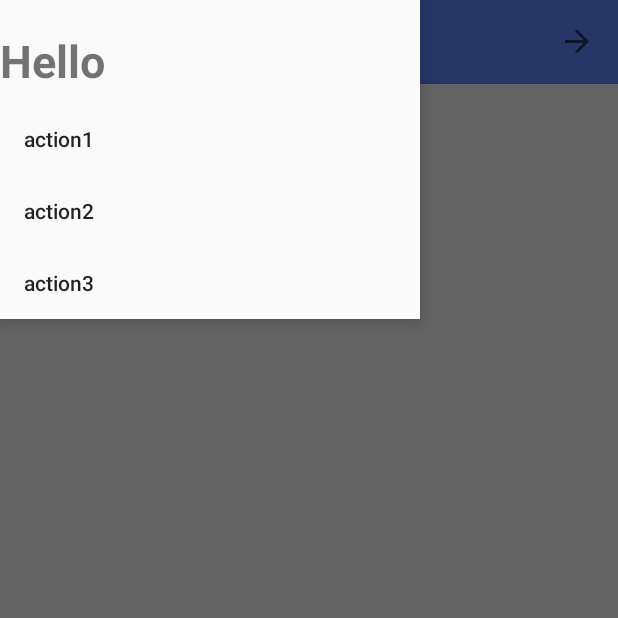
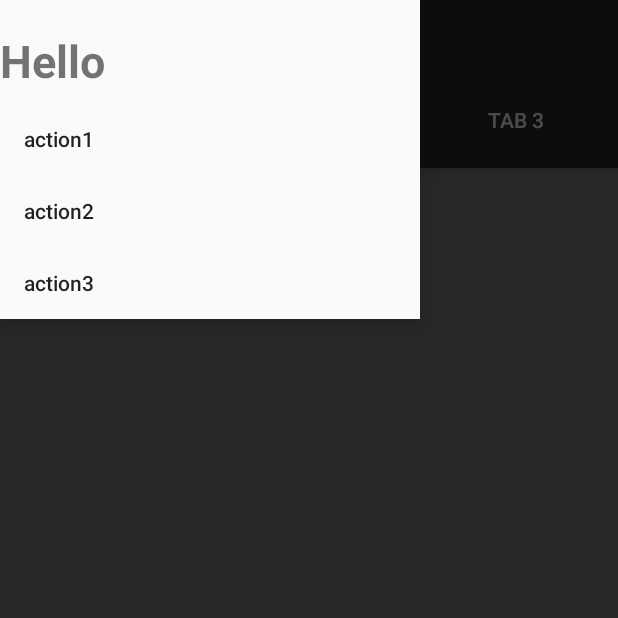
Before and after one commit to iby1812/Final-Project, an Android app: the HomePage screen opened directly, with no data from a screen before it, with the side drawer open, on a phone screen of 412 x 824 dp, the top half of it. Run offline under Robolectric (Android 15) with nearby library versions, the phone set to English and light mode, and no system bars; 1 statement that could not run was skipped.

Commit message:
work on bottom tool bar

```diff
--- a/app/src/main/AndroidManifest.xml
+++ b/app/src/main/AndroidManifest.xml
@@ -12,7 +12,7 @@
         android:theme="@style/AppTheme"
         android:supportsRtl="true">
         <!--welcome page-->
-        <activity android:name=".AppStarts.SplashActivity">
+        <activity android:name=".startingapp.SplashActivity">
             <intent-filter>
                 <action android:name="android.intent.action.MAIN" />
                 <category android:name="android.intent.category.LAUNCHER" />
@@ -21,7 +21,7 @@
         <!--home page-->
         <activity android:name=".HomePage" />
         <!--login page pass you to facebook-->
-        <activity android:name=".AppStarts.LoginActivity" />
+        <activity android:name=".startingapp.LoginActivity" />
 
         <!-- Facebook -->
         <meta-data
--- a/app/src/main/java/com/cinema/cintix/HomePage.java
+++ b/app/src/main/java/com/cinema/cintix/HomePage.java
@@ -1,15 +1,21 @@
 package com.cinema.cintix;
 
 import android.os.Bundle;
+import android.view.Menu;
 import android.view.MenuItem;
 import android.view.View;
 import android.widget.TextView;
+
+import com.cinema.cintix.bottomnavigation.NavigationAdapter;
 import com.google.android.material.navigation.NavigationView;
+import com.google.android.material.tabs.TabLayout;
+
 import androidx.appcompat.app.ActionBarDrawerToggle;
 import androidx.appcompat.app.AppCompatActivity;
 import androidx.appcompat.widget.Toolbar;
 import androidx.core.view.GravityCompat;
 import androidx.drawerlayout.widget.DrawerLayout;
+import androidx.viewpager.widget.ViewPager;
 
 public class HomePage extends AppCompatActivity implements NavigationView.OnNavigationItemSelectedListener {
     TextView user;
@@ -19,28 +25,15 @@ public class HomePage extends AppCompatActivity implements NavigationView.OnNavi
     protected void onCreate(Bundle savedInstanceState) {
         super.onCreate(savedInstanceState);
         setContentView(R.layout.activity_main);
-        Toolbar mToolbar =  findViewById(R.id.toolbar);
-        NavigationView navigationView = findViewById(R.id.navigation);
-        drawerLayout = findViewById(R.id.drawer_layout);
+        settoolbar();
+        setbottomtoolbar();
+    }
 
-        setSupportActionBar(mToolbar);
-        getSupportActionBar().setDisplayHomeAsUpEnabled(true);
-        getSupportActionBar().setDisplayShowTitleEnabled(false);
-
-        navigationView.setNavigationItemSelectedListener(this);
-        ActionBarDrawerToggle drawerToggle = new ActionBarDrawerToggle(
-                this,drawerLayout,mToolbar,R.string.drawer_open,R.string.drawer_close);
-        drawerLayout.addDrawerListener(drawerToggle);
-        drawerToggle.syncState();
-        View header = navigationView.getHeaderView(0);
-        user = (TextView) header.findViewById(R.id.info);
-        user.setText(user.getText()+ " " + getIntent().getExtras().getString("user"));
-    }
 
     @Override
     public boolean onNavigationItemSelected(MenuItem menuItem) {
         closeDrawer();
-        switch(menuItem.getItemId()){
+        switch (menuItem.getItemId()) {
             case R.id.action1:
                 //add new activity
                 break;
@@ -58,14 +51,86 @@ public class HomePage extends AppCompatActivity implements NavigationView.OnNavi
         drawerLayout.closeDrawer(GravityCompat.START);
     }
 
-    private void openDrawer(){
+    private void openDrawer() {
         drawerLayout.openDrawer(GravityCompat.START);
     }
 
     @Override
     public void onBackPressed() {
-        if(drawerLayout.isDrawerOpen(GravityCompat.START)){
+        if (drawerLayout.isDrawerOpen(GravityCompat.START)) {
             closeDrawer();
-        }else super.onBackPressed();
+        } else super.onBackPressed();
+    }
+
+    private void settoolbar() {
+
+        Toolbar mToolbar = findViewById(R.id.toolbar);
+        NavigationView navigationView = findViewById(R.id.navigation);
+        drawerLayout = findViewById(R.id.drawer_layout);
+
+        setSupportActionBar(mToolbar);
+        getSupportActionBar().setDisplayHomeAsUpEnabled(true);
+        getSupportActionBar().setDisplayShowTitleEnabled(false);
+
+        navigationView.setNavigationItemSelectedListener(this);
+        ActionBarDrawerToggle drawerToggle = new ActionBarDrawerToggle(
+                this, drawerLayout, mToolbar, R.string.drawer_open, R.string.drawer_close);
+        drawerLayout.addDrawerListener(drawerToggle);
+        drawerToggle.syncState();
+        View header = navigationView.getHeaderView(0);
+        user = (TextView) header.findViewById(R.id.info);
+        user.setText(user.getText() + " " + getIntent().getExtras().getString("user"));
+    }
+
+    private void setbottomtoolbar() {
+        Toolbar toolbar =  findViewById(R.id.bottom_tool_bar);
+        setSupportActionBar(toolbar);
+
+        TabLayout tabLayout = findViewById(R.id.tab_layout);
+        tabLayout.addTab(tabLayout.newTab().setText("Tab 1"));
+        tabLayout.addTab(tabLayout.newTab().setText("Tab 2"));
+        tabLayout.addTab(tabLayout.newTab().setText("Tab 3"));
+        tabLayout.setTabGravity(TabLayout.GRAVITY_FILL);
+
+        final ViewPager viewPager = findViewById(R.id.pager);
+        final NavigationAdapter adapter = new NavigationAdapter
+                (getSupportFragmentManager(), tabLayout.getTabCount());
+        viewPager.setAdapter(adapter);
+        viewPager.addOnPageChangeListener(new TabLayout.TabLayoutOnPageChangeListener(tabLayout));
+        tabLayout.setOnTabSelectedListener(new TabLayout.OnTabSelectedListener() {
+            @Override
+            public void onTabSelected(TabLayout.Tab tab) {
+                viewPager.setCurrentItem(tab.getPosition());
+            }
+
+            @Override
+            public void onTabUnselected(TabLayout.Tab tab) {
+
+            }
+
+            @Override
+            public void onTabReselected(TabLayout.Tab tab) {
+
+            }
+        });
+
+    }
+
+    @Override
+    public boolean onCreateOptionsMenu(Menu menu) {
+        //getMenuInflater().inflate(R.menu.menu_main, menu);
+        return true;
+    }
+
+    @Override
+    public boolean onOptionsItemSelected(MenuItem item) {
+/*
+        int id = item.getItemId();
+        if (id == R.id.action_settings) {
+            return true;
+        }
+*/
+
+        return super.onOptionsItemSelected(item);
     }
 }
--- /dev/null
+++ b/app/src/main/java/com/cinema/cintix/bottomnavigation/NavigationAdapter.java
@@ -0,0 +1,37 @@
+package com.cinema.cintix.bottomnavigation;
+
+import androidx.fragment.app.Fragment;
+import androidx.fragment.app.FragmentManager;
+import androidx.fragment.app.FragmentStatePagerAdapter;
+
+public class NavigationAdapter  extends FragmentStatePagerAdapter {
+    int mNumOfTabs;
+
+    public NavigationAdapter(FragmentManager fm, int NumOfTabs) {
+        super(fm);
+        this.mNumOfTabs = NumOfTabs;
+    }
+
+    @Override
+    public Fragment getItem(int position) {
+
+        switch (position) {
+            case 0:
+                QuickOrder quickOrder = new QuickOrder();
+                return quickOrder;
+            case 1:
+                RegularOrder regularOrder = new RegularOrder();
+                return regularOrder;
+            case 2:
+                SmartOrder smartOrder = new SmartOrder();
+                return smartOrder;
+            default:
+                return null;
+        }
+    }
+
+    @Override
+    public int getCount() {
+        return mNumOfTabs;
+    }
+}
--- /dev/null
+++ b/app/src/main/java/com/cinema/cintix/bottomnavigation/QuickOrder.java
@@ -0,0 +1,16 @@
+package com.cinema.cintix.bottomnavigation;
+
+import android.os.Bundle;
+import android.view.LayoutInflater;
+import android.view.View;
+import android.view.ViewGroup;
+
+import androidx.fragment.app.Fragment;
+
+public class QuickOrder extends Fragment {
+
+    @Override
+    public View onCreateView(LayoutInflater inflater, ViewGroup container,Bundle savedInstanceState) {
+        return super.onCreateView(inflater, container, savedInstanceState);
+    }
+}
--- /dev/null
+++ b/app/src/main/java/com/cinema/cintix/bottomnavigation/RegularOrder.java
@@ -0,0 +1,16 @@
+package com.cinema.cintix.bottomnavigation;
+
+import android.os.Bundle;
+import android.view.LayoutInflater;
+import android.view.View;
+import android.view.ViewGroup;
+
+import androidx.fragment.app.Fragment;
+
+public class RegularOrder extends Fragment {
+
+    @Override
+    public View onCreateView(LayoutInflater inflater, ViewGroup container, Bundle savedInstanceState) {
+        return super.onCreateView(inflater, container, savedInstanceState);
+    }
+}
--- a/app/src/main/java/com/cinema/cintix/Data/UserData.java
+++ b/app/src/main/java/com/cinema/cintix/data/UserData.java
@@ -1,4 +1,4 @@
-package com.cinema.cintix.Data;
+package com.cinema.cintix.data;
 import java.util.ArrayList;
 
 public class UserData {
--- a/app/src/main/java/com/cinema/cintix/AppStarts/Application.java
+++ b/app/src/main/java/com/cinema/cintix/startingapp/Application.java
@@ -1,4 +1,4 @@
-package com.cinema.cintix.AppStarts;
+package com.cinema.cintix.startingapp;
 
 import com.facebook.FacebookSdk;
 import com.facebook.appevents.AppEventsLogger;
--- a/app/src/main/java/com/cinema/cintix/AppStarts/LoginActivity.java
+++ b/app/src/main/java/com/cinema/cintix/startingapp/LoginActivity.java
@@ -1,8 +1,8 @@
-package com.cinema.cintix.AppStarts;
+package com.cinema.cintix.startingapp;
 
 import android.content.Intent;
 import android.os.Bundle;
-import com.cinema.cintix.Data.UserData;
+import com.cinema.cintix.data.UserData;
 import com.cinema.cintix.HomePage;
 import com.cinema.cintix.R;
 import com.facebook.CallbackManager;
--- a/app/src/main/java/com/cinema/cintix/AppStarts/SplashActivity.java
+++ b/app/src/main/java/com/cinema/cintix/startingapp/SplashActivity.java
@@ -1,4 +1,4 @@
-package com.cinema.cintix.AppStarts;
+package com.cinema.cintix.startingapp;
 
 import android.content.Intent;
 import android.os.Bundle;
--- a/app/src/main/res/layout/activity_main.xml
+++ b/app/src/main/res/layout/activity_main.xml
@@ -38,4 +38,35 @@
         android:layout_gravity="start"
         app:headerLayout="@layout/action_bar_draw"
         app:menu="@menu/action_bar" />
+    <RelativeLayout
+        android:layout_width="match_parent"
+        android:layout_height="wrap_content">
+    <androidx.appcompat.widget.Toolbar
+        android:id="@+id/bottom_tool_bar"
+        android:layout_width="match_parent"
+        android:layout_height="wrap_content"
+        android:layout_alignParentTop="true"
+        android:background="?attr/colorPrimary"
+        android:elevation="6dp"
+        android:minHeight="?attr/actionBarSize"
+        android:theme="@style/ThemeOverlay.AppCompat.Dark.ActionBar"
+        app:popupTheme="@style/ThemeOverlay.AppCompat.Light"/>
+
+    <com.google.android.material.tabs.TabLayout
+        android:id="@+id/tab_layout"
+        android:layout_width="match_parent"
+        android:layout_height="wrap_content"
+        android:layout_below="@+id/bottom_tool_bar"
+        android:background="?attr/colorPrimary"
+        android:elevation="6dp"
+        android:minHeight="?attr/actionBarSize"
+        android:theme="@style/ThemeOverlay.AppCompat.Dark.ActionBar"/>
+
+    <androidx.viewpager.widget.ViewPager
+        android:id="@+id/pager"
+        android:layout_width="match_parent"
+        android:layout_height="fill_parent"
+        android:layout_below="@id/tab_layout"/>
+    </RelativeLayout>
+
 </androidx.drawerlayout.widget.DrawerLayout>
```
Also changed, not shown: app/src/main/java/com/cinema/cintix/bottomnavigation/SmartOrder.java (added, +16 -0 lines), app/src/main/res/layout/quick_order.xml (added, +11 -0 lines), app/src/main/res/layout/regular_order.xml (added, +11 -0 lines), app/src/main/res/layout/smart_order.xml (added, +12 -0 lines).
